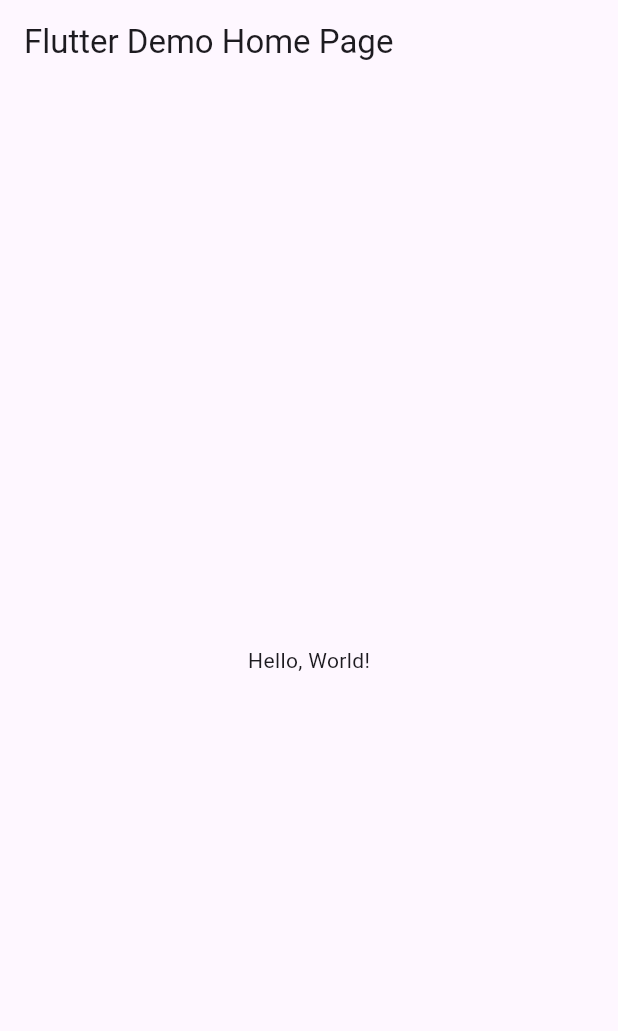
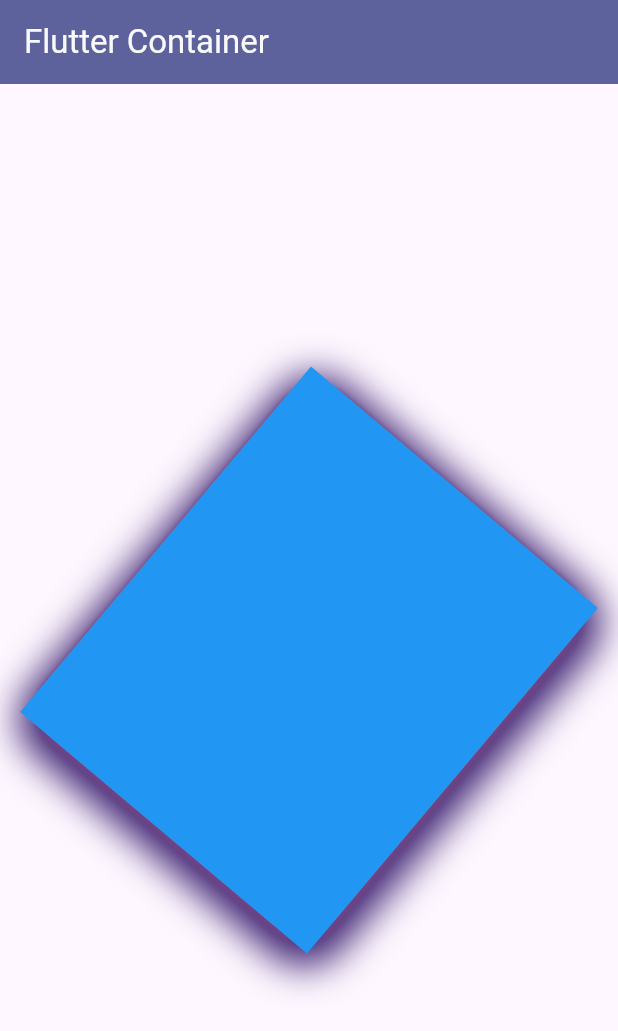
Before and after one commit to HEJimGuev/Act8_Container_UII, a Flutter app: the screen it shows after launch, on a phone screen of 412 x 824 dp. Shown: the top 1031 px of the screen. Run offline on Flutter 3.47's test engine with Material 3 defaults, Android fonts, the phone set to English and light mode, and no system bars.

```diff
--- a/lib/main.dart
+++ b/lib/main.dart
@@ -10,6 +10,7 @@ class MyApp extends StatelessWidget {
     return MaterialApp(
       // Application name
       title: 'Flutter Hello World',
+      debugShowCheckedModeBanner: false,
       // Application theme data, you can set the colors for the application as
       // you want
       theme: ThemeData(
@@ -17,7 +18,7 @@ class MyApp extends StatelessWidget {
         primarySwatch: Colors.blue,
       ),
       // A widget which will be started on application startup
-      home: MyHomePage(title: 'Flutter Demo Home Page'),
+      home: MyHomePage(title: 'Flutter Container'),
     );
   }
 }
@@ -28,16 +29,50 @@ class MyHomePage extends StatelessWidget {
 
   @override
   Widget build(BuildContext context) {
+    var appBar2 = AppBar(
+      // The title text which will be shown on the action bar
+      title: Text(title),
+      titleTextStyle: TextStyle(color: Color(0xfff9f9f9), fontSize: 22),
+      backgroundColor: Color(0xff5d619c),
+    );
     return Scaffold(
-      appBar: AppBar(
-        // The title text which will be shown on the action bar
-        title: Text(title),
-      ),
-      body: Center(
-        child: Text(
-          'Hello, World!',
-        ),
-      ),
-    );
+        appBar: appBar2,
+        body: Align(
+            alignment: Alignment.center,
+            child: Container(
+              padding: const EdgeInsets.all(20),
+              margin: const EdgeInsets.all(20),
+              alignment: Alignment.center,
+              decoration: BoxDecoration(
+                  color: Colors.purple,
+                  borderRadius: BorderRadius.circular(30),
+                  border: Border.all(width: 5, color: Colors.red),
+                  // shape: BoxShape.circle,
+                  boxShadow: [
+                    BoxShadow(
+                        color: Color(0xff3d2272),
+                        offset: Offset(5.0, 5.0),
+                        blurRadius: 20.0,
+                        spreadRadius: 10.0),
+                    BoxShadow(
+                        color: Color(0xff6b4486),
+                        offset: Offset(2.0, 2.0),
+                        blurRadius: 2.0,
+                        spreadRadius: 2.0)
+                  ]),
+              width: 245,
+              height: 295,
+              //color: Colors.red,
+              child: Text("Contenedor",
+                  style: TextStyle(color: Color(0xfff9f9f9), fontSize: 28)),
+              constraints: BoxConstraints(
+                  minHeight: 100,
+                  minWidth: 100,
+                  maxHeight: double.infinity,
+                  maxWidth: double.infinity),
+              transform: Matrix4.skew(0.2, -0.2)..rotateZ(0.9),
+              transformAlignment: Alignment.center,
+              foregroundDecoration: BoxDecoration(color: Colors.blue),
+            )));
   }
 }
--- a/pubspec.yaml
+++ b/pubspec.yaml
@@ -17,8 +17,8 @@ dev_dependencies:
 
 flutter:
   uses-material-design: true
-  # assets:
-  #  - images/a_dot_burr.jpeg
+  assets:
+    - assets/images/pcollector.jpg
   #  - images/a_dot_ham.jpeg
   # fonts:
   #   - family: Schyler
```
Also changed, not shown: assets/images/pcollector.jpg (added).
